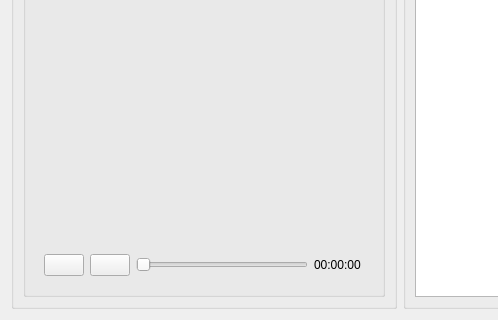
The window that src/View/subtitlepane.ui (cinemaouvert/OCT) describes before a commit, drawn with Qt 5; both pictures show x 0 to 498 and y 180 to 500 of the 800 by 500 pixel window.
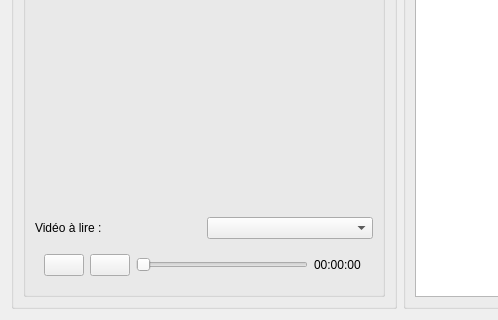
The same window after the commit. Icons and pictures are not drawn. Custom widgets are drawn as their Qt base class.

Commit message: Debuged video pane but it is really loooong

```diff
--- a/src/View/subtitlepane.ui
+++ b/src/View/subtitlepane.ui
@@ -238,6 +238,20 @@
            </layout>
           </widget>
          </item>
+         <item>
+          <layout class="QHBoxLayout" name="horizontalLayout_3">
+           <item>
+            <widget class="QLabel" name="label">
+             <property name="text">
+              <string>Vidéo à lire :</string>
+             </property>
+            </widget>
+           </item>
+           <item>
+            <widget class="QComboBox" name="videoVisualisationComboBox"/>
+           </item>
+          </layout>
+         </item>
          <item>
           <widget class="QWidget" name="widget" native="true">
            <property name="maximumSize">
```
The commit also changes 9 other files.
